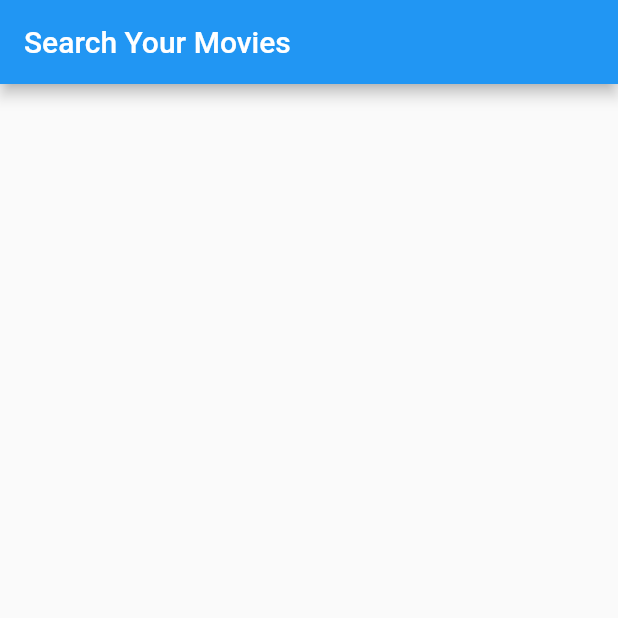
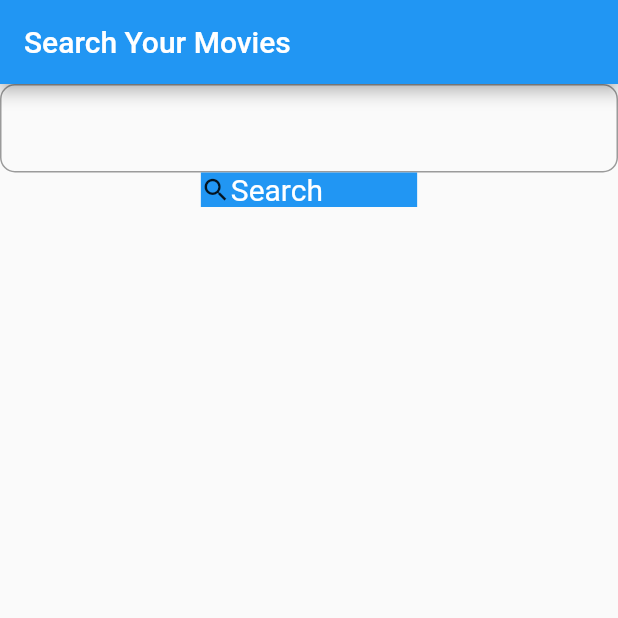
Before and after one commit to KTPILOT/omdb_demo, a Flutter app: the screen it shows after launch, on a phone screen of 412 x 824 dp, the top half of it. Run offline on Flutter 3.47's test engine with Material 2 defaults, Android fonts, the phone set to English and light mode, and no system bars; our stand-ins replace bloc, dio, equatable, flutter_bloc.

Commit message:
[Add] searching added

```diff
--- a/lib/bloc/search/search_bloc.dart
+++ b/lib/bloc/search/search_bloc.dart
@@ -1,3 +1,5 @@
+import 'dart:async';
+
 import 'package:bloc/bloc.dart';
 import 'package:equatable/equatable.dart';
 import 'package:omdb_demo/model/search_model.dart';
@@ -15,6 +17,7 @@ class SearchBloc extends Bloc<SearchEvent, SearchState> {
 
   void _getSearchData(SearchData searchData, Emitter<SearchState> emit) async {
     emit(SearchLoading());
+
     try {
       String movieName = searchData.title;
       SearchModel searchModel;
--- a/lib/screens/ombd_search/search_screen.dart
+++ b/lib/screens/ombd_search/search_screen.dart
@@ -35,7 +35,8 @@ class _SearchPageState extends State<SearchPage> {
             decoration: InputDecoration(
               border: OutlineInputBorder(
                 borderRadius: BorderRadius.circular(10),
-              ),
+              ),focusColor: Colors.red,
+              hoverColor: Colors.green
             ),
           ),
         ),
--- a/lib/utils/scaffold_extension.dart
+++ b/lib/utils/scaffold_extension.dart
@@ -6,6 +6,7 @@ extension ScaffoldExtension on Widget {
       appBar: AppBar(
         title: Text(title),
       ),
+      body: this,
     );
   }
 }
--- a/pubspec.yaml
+++ b/pubspec.yaml
@@ -35,9 +35,10 @@ dependencies:
   # Use with the CupertinoIcons class for iOS style icons.
   cupertino_icons: ^1.0.2
   flutter_bloc: ^8.0.1
-  provider: ^6.0.2
+  bloc: ^8.0.2
   dio: ^4.0.4
   equatable: ^2.0.3
+
 
 dev_dependencies:
   flutter_test:
```
Also changed, not shown: pubspec.lock.
